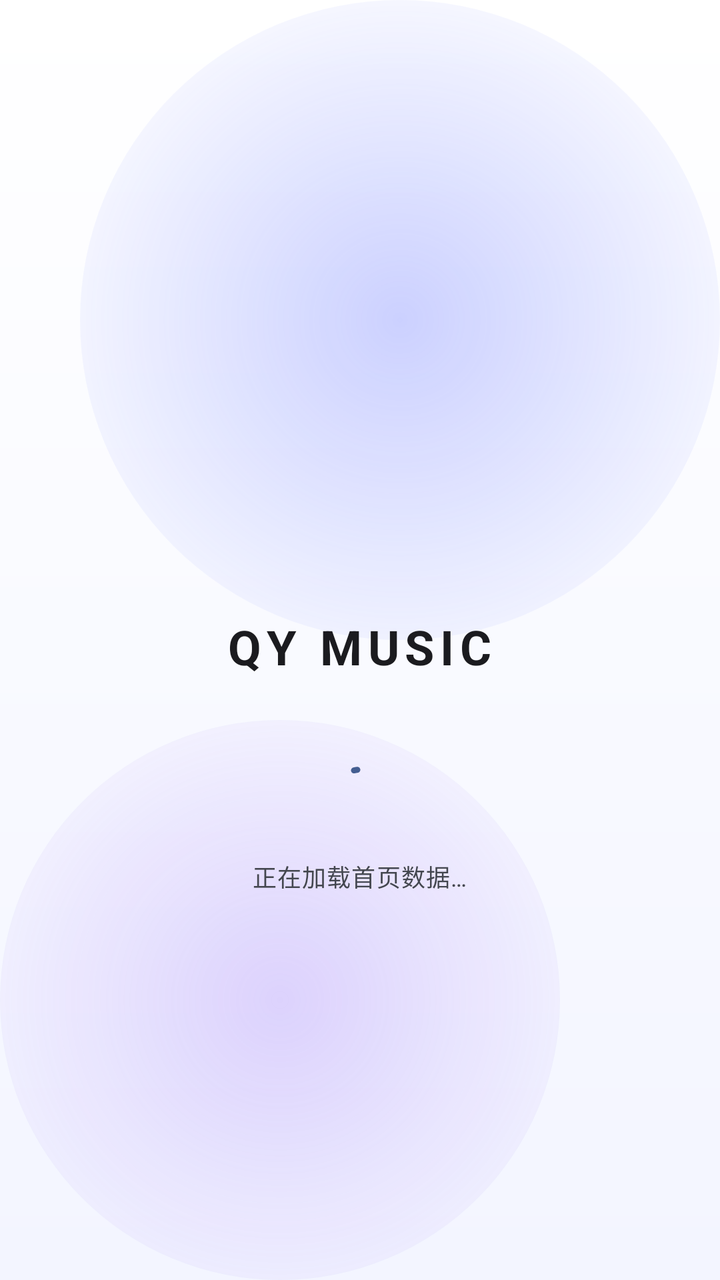
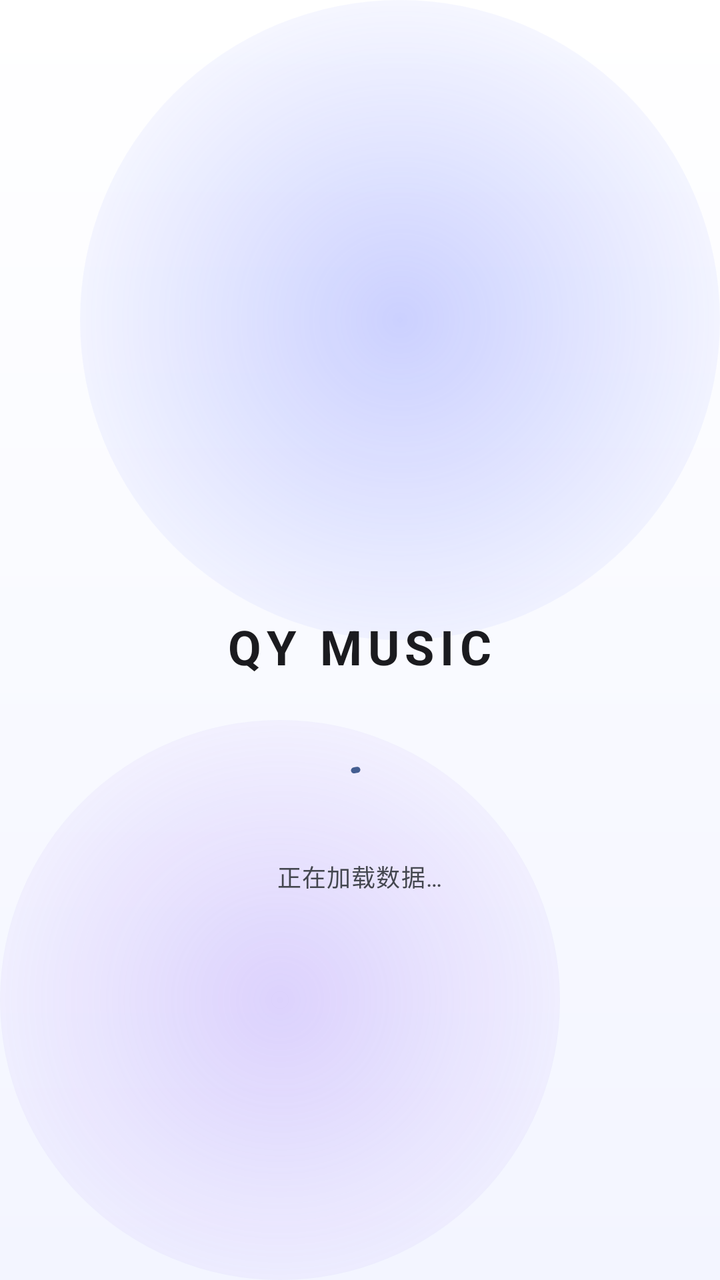

Two renders of the same Android screen: before a commit and after it. Below are the layout's source before the change and the commit's diff.
<!-- AndroidManifest.xml: activity theme Theme.QYMusic -->
<!-- res/layout/activity_splash.xml -->
<?xml version="1.0" encoding="utf-8"?>
<FrameLayout xmlns:android="http://schemas.android.com/apk/res/android"
    xmlns:app="http://schemas.android.com/apk/res-auto"
    android:layout_width="match_parent"
    android:layout_height="match_parent"
    android:background="@drawable/bg_splash">

    <LinearLayout
        android:layout_width="match_parent"
        android:layout_height="wrap_content"
        android:layout_gravity="center"
        android:gravity="center_horizontal"
        android:orientation="vertical"
        android:paddingStart="40dp"
        android:paddingEnd="40dp">

        <ImageView
            android:id="@+id/img_logo"
            android:layout_width="96dp"
            android:layout_height="96dp"
            android:contentDescription="QY MUSIC"
            android:src="@mipmap/ic_launcher" />

        <TextView
            android:layout_width="wrap_content"
            android:layout_height="wrap_content"
            android:layout_marginTop="18dp"
            android:letterSpacing="0.12"
            android:text="QY MUSIC"
            android:textAppearance="@style/TextAppearance.Material3.HeadlineSmall"
            android:textColor="?attr/colorOnBackground"
            android:textStyle="bold" />

        <com.google.android.material.progressindicator.CircularProgressIndicator
            android:id="@+id/progress"
            android:layout_width="wrap_content"
            android:layout_height="wrap_content"
            android:layout_marginTop="40dp"
            android:indeterminate="true"
            app:indicatorColor="?attr/colorPrimary"
            app:indicatorSize="28dp"
            app:trackColor="@android:color/transparent"
            app:trackThickness="3dp" />

        <TextView
            android:id="@+id/tv_status"
            android:layout_width="wrap_content"
            android:layout_height="wrap_content"
            android:layout_marginTop="14dp"
            android:text="正在加载首页数据…"
            android:textAppearance="@style/TextAppearance.Material3.BodySmall"
            android:textColor="?attr/colorOnSurfaceVariant" />

    </LinearLayout>

    <TextView
        android:id="@+id/tv_version"
        android:layout_width="wrap_content"
        android:layout_height="wrap_content"
        android:layout_gravity="bottom|center_horizontal"
        android:layout_marginBottom="32dp"
        android:alpha="0.6"
        android:textColor="?attr/colorOnSurfaceVariant"
        android:textSize="11sp" />

</FrameLayout>
<!-- resources referenced by this layout -->
<resources>
  <!-- drawable bg_splash (drawable) -->
  <?xml version="1.0" encoding="utf-8"?>
  <layer-list xmlns:android="http://schemas.android.com/apk/res/android">
  
      <item>
          <shape>
              <gradient
                  android:angle="270"
                  android:endColor="#F3F5FF"
                  android:startColor="#FFFFFF" />
          </shape>
      </item>
  
      <item
          android:width="320dp"
          android:height="320dp"
          android:gravity="top|right">
          <shape android:shape="oval">
              <gradient
                  android:endColor="#005B6CFF"
                  android:gradientRadius="200dp"
                  android:startColor="#4D5B6CFF"
                  android:type="radial" />
          </shape>
      </item>
  
      <item
          android:width="280dp"
          android:height="280dp"
          android:gravity="bottom|left">
          <shape android:shape="oval">
              <gradient
                  android:endColor="#008B5CF6"
                  android:gradientRadius="180dp"
                  android:startColor="#3D8B5CF6"
                  android:type="radial" />
          </shape>
      </item>
  
  </layer-list>
  <!-- mipmap ic_launcher (mipmap-anydpi-v26) -->
  <?xml version="1.0" encoding="utf-8"?>
  <adaptive-icon xmlns:android="http://schemas.android.com/apk/res/android">
      <background android:drawable="@color/ic_launcher_bg" />
      <foreground android:drawable="@drawable/ic_launcher_fg" />
  </adaptive-icon>
  <style name="Theme.QYMusic" parent="Theme.Material3.DynamicColors.DayNight.NoActionBar">
          
          <item name="android:statusBarColor">@android:color/transparent</item>
          <item name="android:navigationBarColor">@android:color/transparent</item>
          <item name="android:windowTranslucentStatus">false</item>
          <item name="android:windowLightStatusBar">true</item>
          <item name="android:windowLightNavigationBar" tools:targetApi="27">true</item>
          <item name="android:enforceNavigationBarContrast" tools:targetApi="29">false</item>
          
      </style>
  <color name="ic_launcher_bg">#FFFFFFFF</color>
  <!-- drawable ic_launcher_fg: png bitmap (drawable-nodpi, 104560 bytes) -->
</resources>

<!-- the commit's change to res/layout/activity_splash.xml (unified diff, before → after) -->
@@ -47,7 +47,7 @@
             android:layout_width="wrap_content"
             android:layout_height="wrap_content"
             android:layout_marginTop="14dp"
-            android:text="正在加载首页数据…"
+            android:text="正在加载数据…"
             android:textAppearance="@style/TextAppearance.Material3.BodySmall"
             android:textColor="?attr/colorOnSurfaceVariant" />
 
